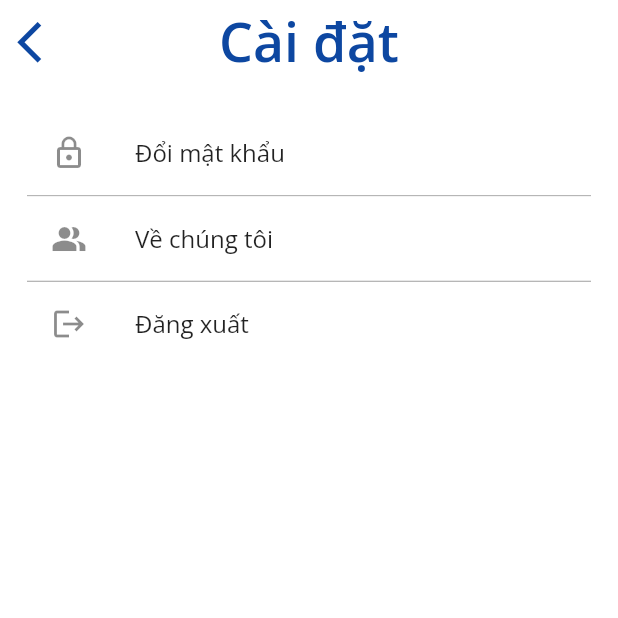
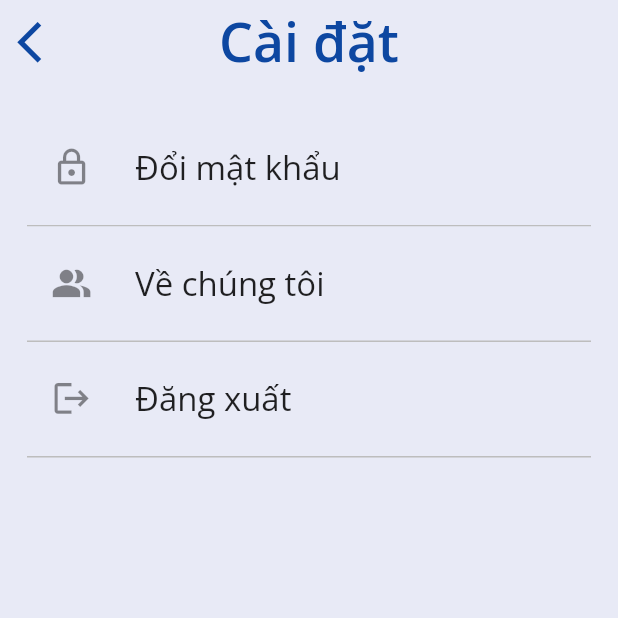
Before and after one commit to pqhuy1102/smartschool_mobile, a Flutter app: the DashBoardScreen screen opened by its route, after a tap on the "settings" icon, on a phone screen of 412 x 824 dp, the top half of it. Run offline on Flutter 3.47's test engine with Material 2 defaults, Android fonts, the phone set to English and light mode, and no system bars; our stand-ins replace device_preview, flutter_spinkit, get, get_storage, image_picker, qr_flutter and 1 more; accounts and stored records are empty; network calls fail; statements that could not run were skipped.

Commit message:
settings-logout

```diff
--- a/lib/modules/dashboard/items/dashboard_items.dart
+++ b/lib/modules/dashboard/items/dashboard_items.dart
@@ -3,11 +3,16 @@ import 'package:sizer/sizer.dart';
 
 class DashBoardItem extends StatelessWidget {
   const DashBoardItem(
-      {Key? key, required this.title, required this.icon, required this.color})
+      {Key? key,
+      required this.title,
+      required this.icon,
+      required this.color,
+      required this.iconBackground})
       : super(key: key);
   final String title;
   final IconData icon;
   final Color color;
+  final Color iconBackground;
   @override
   Widget build(BuildContext context) {
     return Container(
@@ -32,7 +37,12 @@ class DashBoardItem extends StatelessWidget {
           mainAxisAlignment: MainAxisAlignment.center,
           children: [
             Container(
+              height: 65,
+              width: 65,
               margin: const EdgeInsets.only(bottom: 14),
+              decoration: BoxDecoration(
+                  color: iconBackground,
+                  borderRadius: BorderRadius.circular(65)),
               child: Icon(
                 icon,
                 color: color,
--- a/lib/modules/dashboard/views/dashboard_screen.dart
+++ b/lib/modules/dashboard/views/dashboard_screen.dart
@@ -179,30 +179,34 @@ class _DashBoardScreenState extends State<DashBoardScreen> {
             mainAxisSpacing: 20,
             crossAxisCount: 2,
             children: [
-              const DashBoardItem(
+              DashBoardItem(
                 title: 'Nghỉ phép',
                 icon: Icons.person_off,
-                color: Colors.red,
+                color: Colors.blue,
+                iconBackground: Colors.blue.shade100,
               ),
-              const DashBoardItem(
+              DashBoardItem(
                 title: 'Đi trễ/về sớm',
                 icon: Icons.schedule,
                 color: Colors.orange,
+                iconBackground: Colors.amber.shade100,
               ),
               GestureDetector(
                 onTap: (() {
                   Get.toNamed(Routes.dashboard + Routes.profile);
                 }),
-                child: const DashBoardItem(
+                child: DashBoardItem(
                   title: 'Cá nhân',
                   icon: Icons.person,
                   color: Colors.green,
+                  iconBackground: Colors.green.shade100,
                 ),
               ),
-              const DashBoardItem(
+              DashBoardItem(
                 title: 'Phản ánh',
                 icon: Icons.report,
                 color: Colors.red,
+                iconBackground: Colors.red.shade100,
               ),
             ],
           ),
--- a/lib/modules/profile/views/profile_screen.dart
+++ b/lib/modules/profile/views/profile_screen.dart
@@ -46,6 +46,7 @@ class _ProfileScreenState extends State<ProfileScreen> {
                             ),
                             style: ElevatedButton.styleFrom(
                               primary: Colors.blue.shade900,
+                              padding: const EdgeInsets.all(10),
                               shape: RoundedRectangleBorder(
                                 borderRadius: BorderRadius.circular(4.0.sp),
                               ),
@@ -53,6 +54,8 @@ class _ProfileScreenState extends State<ProfileScreen> {
                         cancel: ElevatedButton(
                             style: ElevatedButton.styleFrom(
                               primary: Colors.white,
+                              padding: const EdgeInsets.symmetric(
+                                  horizontal: 20, vertical: 10),
                               shape: RoundedRectangleBorder(
                                   borderRadius: BorderRadius.circular(4.0.sp),
                                   side:
--- /dev/null
+++ b/lib/modules/setttings/bindings/settings_binding.dart
@@ -0,0 +1,9 @@
+import 'package:get/get.dart';
+import 'package:smartschool_mobile/modules/authentication/controllers/authentication_manager.dart';
+
+class SettingsBinding extends Bindings {
+  @override
+  void dependencies() {
+    Get.lazyPut(() => AuthenticationManager());
+  }
+}
--- a/lib/modules/setttings/views/setttings_screen.dart
+++ b/lib/modules/setttings/views/setttings_screen.dart
@@ -1,22 +1,14 @@
 import 'package:flutter/material.dart';
 import 'package:get/get.dart';
 import 'package:sizer/sizer.dart';
+import 'package:smartschool_mobile/modules/authentication/controllers/login_controller.dart';
 
 class SettingsScreen extends StatelessWidget {
   const SettingsScreen({Key? key}) : super(key: key);
 
   @override
   Widget build(BuildContext context) {
-    final List<String> settingsTitle = [
-      'Đổi mật khẩu',
-      'Về chúng tôi',
-      'Đăng xuất'
-    ];
-    final List<IconData> settingsIcon = [
-      Icons.lock_outline,
-      Icons.people_alt,
-      Icons.logout
-    ];
+    final LoginController _loginController = Get.put(LoginController());
 
     return SafeArea(
         child: Scaffold(
@@ -39,28 +31,95 @@ class SettingsScreen extends StatelessWidget {
               fontWeight: FontWeight.w600),
         ),
         centerTitle: true,
-        backgroundColor: Colors.white,
+        backgroundColor: Colors.indigo.shade50,
         elevation: 0,
       ),
       body: Container(
+          decoration: BoxDecoration(color: Colors.indigo.shade50),
           padding: const EdgeInsets.symmetric(horizontal: 10, vertical: 10),
-          color: Colors.white,
           child: SafeArea(
-            child: ListView.separated(
+            child: ListView(
               padding: const EdgeInsets.all(8),
-              itemCount: settingsTitle.length,
-              itemBuilder: (BuildContext context, int index) {
-                return Container(
-                    color: Colors.white,
-                    child: ListTile(
-                      leading: Icon(settingsIcon[index]),
-                      title: Text(settingsTitle[index]),
-                    ));
-              },
-              separatorBuilder: (context, index) =>
-                  const Divider(height: 1, color: Colors.grey),
+              children: [
+                _settingitem("Đổi mật khẩu", Icons.lock_outline),
+                _settingitem(
+                  "Về chúng tôi",
+                  Icons.people_alt,
+                ),
+                InkWell(
+                  child: _settingitem(
+                    "Đăng xuất",
+                    Icons.logout,
+                  ),
+                  onTap: () {
+                    Get.defaultDialog(
+                        title: 'Đăng xuất',
+                        titleStyle: TextStyle(fontSize: 18.0.sp),
+                        middleText: 'Bạn có muốn đăng xuất không?',
+                        middleTextStyle: TextStyle(fontSize: 14.0.sp),
+                        backgroundColor: Colors.white,
+                        radius: 10.0,
+                        confirm: ElevatedButton(
+                            onPressed: (() {
+                              _loginController.logout();
+                            }),
+                            child: Text(
+                              'Đăng xuất',
+                              style: TextStyle(
+                                  fontSize: 14.0.sp, color: Colors.white),
+                            ),
+                            style: ElevatedButton.styleFrom(
+                              primary: Colors.blue.shade900,
+                              padding: const EdgeInsets.all(10),
+                              shape: RoundedRectangleBorder(
+                                borderRadius: BorderRadius.circular(4.0.sp),
+                              ),
+                            )),
+                        cancel: ElevatedButton(
+                            style: ElevatedButton.styleFrom(
+                              primary: Colors.white,
+                              padding: const EdgeInsets.symmetric(
+                                  horizontal: 20, vertical: 10),
+                              shape: RoundedRectangleBorder(
+                                  borderRadius: BorderRadius.circular(4.0.sp),
+                                  side:
+                                      BorderSide(color: Colors.blue.shade900)),
+                            ),
+                            onPressed: (() {
+                              Get.back();
+                            }),
+                            child: Text(
+                              'Hủy bỏ',
+                              style: TextStyle(
+                                  fontSize: 14.0.sp,
+                                  color: Colors.blue.shade900),
+                            )),
+                        contentPadding: const EdgeInsets.symmetric(
+                            horizontal: 14, vertical: 18));
+                  },
+                )
+              ],
             ),
           )),
     ));
   }
+
+  Widget _settingitem(String title, IconData icon) {
+    return Container(
+        padding: const EdgeInsets.fromLTRB(0, 10, 0, 10),
+        decoration: BoxDecoration(
+          border: Border(bottom: BorderSide(color: Colors.grey.shade400)),
+          color: Colors.indigo.shade50,
+        ),
+        child: ListTile(
+          leading: Icon(
+            icon,
+            size: 20.0.sp,
+          ),
+          title: Text(
+            title,
+            style: TextStyle(fontSize: 16.0.sp),
+          ),
+        ));
+  }
 }
--- a/lib/routes/app_pages.dart
+++ b/lib/routes/app_pages.dart
@@ -4,6 +4,7 @@ import 'package:smartschool_mobile/modules/profile/bindings/profile_bindings.dar
 import 'package:smartschool_mobile/modules/profile/views/profile_screen.dart';
 import 'package:smartschool_mobile/modules/qrcode/views/qrcode_screen.dart';
 import 'package:smartschool_mobile/modules/report/views/report_screen.dart';
+import 'package:smartschool_mobile/modules/setttings/bindings/settings_binding.dart';
 import 'package:smartschool_mobile/modules/setttings/views/setttings_screen.dart';
 import 'package:smartschool_mobile/modules/splash/views/splash_screen.dart';
 part 'app_routes.dart';
@@ -26,7 +27,10 @@ class AppPages {
               name: Routes.profile,
               page: () => const ProfileScreen(),
               binding: ProfileBinding()),
-          GetPage(name: Routes.settings, page: () => const SettingsScreen()),
+          GetPage(
+              name: Routes.settings,
+              page: () => const SettingsScreen(),
+              binding: SettingsBinding()),
         ]),
   ];
 }
```
Also changed, not shown: lib/main.dart (+11 -2 lines), lib/modules/authentication/views/login_screen.dart (+22 -10 lines), lib/modules/qrcode/views/qrcode_screen.dart (+25 -9 lines).
